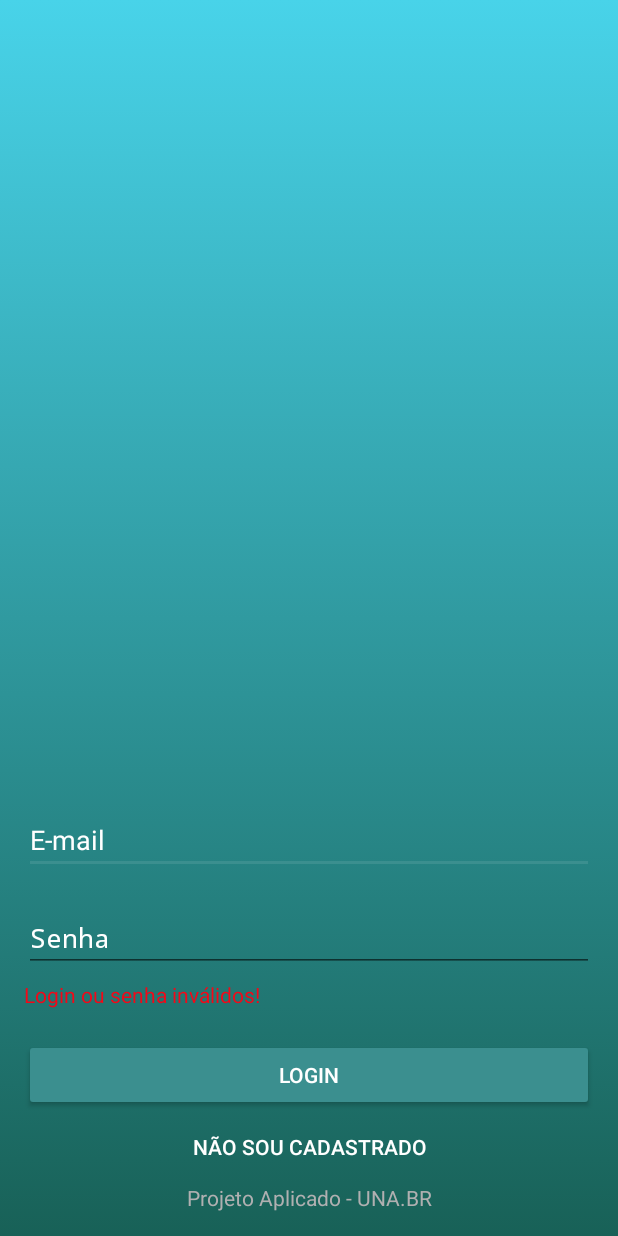
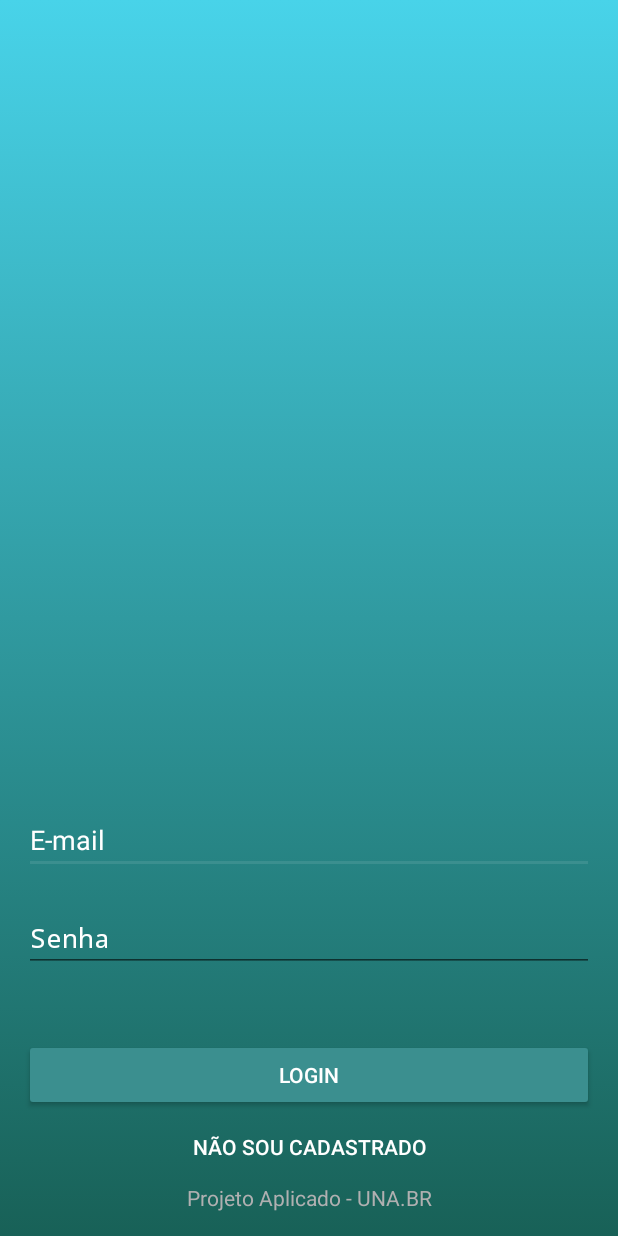
Before and after one commit to marcosbenevides/ProjetoAplicado-ECP4AN, an Android app: the screen it shows after launch (LoginActivity), on a phone screen of 412 x 824 dp. Run offline under Robolectric (Android 15) with nearby library versions, the phone set to English and light mode, and no system bars.

Commit message:
Tratamento de erros de login

```diff
--- a/app/src/main/java/br/una/projetoaplicado/marcosbenevides/vizinhancasegura/LoginActivity.java
+++ b/app/src/main/java/br/una/projetoaplicado/marcosbenevides/vizinhancasegura/LoginActivity.java
@@ -1,26 +1,20 @@
 package br.una.projetoaplicado.marcosbenevides.vizinhancasegura;
 
 import android.app.Activity;
+import android.app.AlertDialog;
+import android.app.DialogFragment;
 import android.app.ProgressDialog;
+import android.content.DialogInterface;
 import android.content.Intent;
 import android.os.AsyncTask;
 import android.os.Bundle;
 import android.util.Log;
+import android.view.KeyEvent;
 import android.view.View;
 import android.widget.Button;
 import android.widget.EditText;
 import android.widget.TextView;
 import android.widget.Toast;
-
-import com.google.gson.Gson;
-import com.google.gson.JsonElement;
-import com.google.gson.JsonObject;
-import com.google.gson.JsonParser;
-import com.google.gson.stream.JsonReader;
-
-import java.io.IOException;
-import java.io.InputStream;
-import java.io.InputStreamReader;
 
 import br.una.projetoaplicado.marcosbenevides.vizinhancasegura.classes.Usuario;
 import br.una.projetoaplicado.marcosbenevides.vizinhancasegura.requisicoesWS.RetrofitService;
@@ -37,7 +31,7 @@ public class LoginActivity extends Activity {
     private TextView status_error;
     private ProgressDialog dialog;
     Usuario usuario = new Usuario();
-    Thread thread;
+    AlertDialog.Builder alertDialog;
     public static final String TAG = "MARCOS: ";
 
 
@@ -88,11 +82,11 @@ public class LoginActivity extends Activity {
                             });
                         } else {
                             dialog.dismiss();
-                            if(response.body() == true){
+                            if (response.body() == true) {
                                 status_error.setVisibility(View.INVISIBLE);
                                 //Intent intent = new Intent(LoginActivity.this,MapaActivity.class);
-                                Toast.makeText(LoginActivity.this,"Login realizado com sucesso!",Toast.LENGTH_LONG);
-                            }else{
+                                Toast.makeText(LoginActivity.this, "Login realizado com sucesso!", Toast.LENGTH_LONG);
+                            } else {
                                 senhaEditor.setText("");
                                 status_error.setVisibility(View.VISIBLE);
                                 Toast.makeText(LoginActivity.this, "Algo está errado!", Toast.LENGTH_SHORT).show();
@@ -104,11 +98,19 @@ public class LoginActivity extends Activity {
                     @Override
                     public void onFailure(Call<Boolean> call, Throwable t) {
                         dialog.dismiss();
+
+                        alertDialog = new AlertDialog.Builder(LoginActivity.this)
+                                .setMessage("Impossível conectar ao servidor!")
+                                .setCancelable(true)
+                                .setPositiveButton("OK", null);
+                        alertDialog.create();
+                        alertDialog.show();
                         Log.e(TAG, "Falha: " + t.getMessage());
                     }
                 });
             }
-        }).start();
+        }
+        ).start();
 
 
     }
--- a/app/src/main/java/br/una/projetoaplicado/marcosbenevides/vizinhancasegura/requisicoesWS/RetrofitService.java
+++ b/app/src/main/java/br/una/projetoaplicado/marcosbenevides/vizinhancasegura/requisicoesWS/RetrofitService.java
@@ -15,8 +15,6 @@ import retrofit2.http.Path;
 public interface RetrofitService {
 
     @GET("usuario")
-//    Call<String> buscarUsuario();
-
     Call<Boolean> login();
 /*    Call<Usuario> buscarUsuario(@Path("idusuario") String idusuario,
                                    @Path("nome") String nome,
--- a/app/src/main/res/layout/activity_login.xml
+++ b/app/src/main/res/layout/activity_login.xml
@@ -69,7 +69,7 @@
             android:layout_width="match_parent"
             android:layout_height="wrap_content"
             android:id="@+id/status_login"
-            android:visibility="visible"
+            android:visibility="invisible"
             android:textColor="@color/colorAccent"
             android:layout_marginBottom="20dp"
             android:layout_marginLeft="0dp"
```
